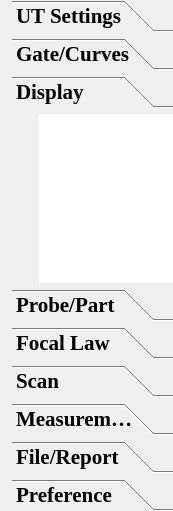
Old version of the form ui/menuwidget/firstsecondmenuwidget.ui in the repository 15903016222/Voice.
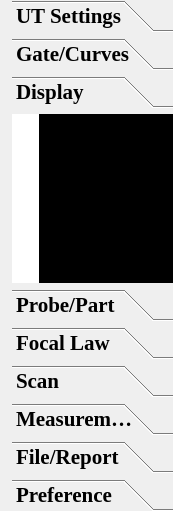
New version of the form. The open tabs and pages were chosen to show the change. Icons and pictures are not drawn.

Commit message: Fixed：修改“双击二级菜单列表中的某一行能修改文字”的问题

Patch:
```diff
--- a/ui/menuwidget/firstsecondmenuwidget.ui
+++ b/ui/menuwidget/firstsecondmenuwidget.ui
@@ -72,7 +72,7 @@
 background: qlineargradient(x1: 0, y1: 0, x2: 0, y2: 1,
 stop: 0 #E1E1E1, stop: 0.4 #DDDDDD,
 stop: 0.5 #D8D8D8, stop: 1.0 #D3D3D3);
-background-color: rgba(67, 67, 67, 0);
+background-color: rgba(0, 0, 0);
 border-radius: 5px;
 color: white;
 }
@@ -81,6 +81,14 @@
 border-image: url(:/file/resources/arrowUp.png);
 font: italic, &quot;Times New Roman&quot;, bold, 12px;
 color: red;
+}
+
+QToolBox QWidget {
+background-color: rgb(255, 255, 255);
+}
+
+QToolBox QListView {
+background-color: rgb(0, 0, 0);
 }</string>
         </property>
         <property name="frameShape">
@@ -212,8 +220,8 @@
           <rect>
            <x>0</x>
            <y>0</y>
-           <width>158</width>
-           <height>167</height>
+           <width>161</width>
+           <height>169</height>
           </rect>
          </property>
          <attribute name="label">
@@ -259,8 +267,17 @@
             <property name="frameShape">
              <enum>QFrame::NoFrame</enum>
             </property>
+            <property name="verticalScrollBarPolicy">
+             <enum>Qt::ScrollBarAlwaysOff</enum>
+            </property>
+            <property name="horizontalScrollBarPolicy">
+             <enum>Qt::ScrollBarAlwaysOff</enum>
+            </property>
+            <property name="editTriggers">
+             <set>QAbstractItemView::EditKeyPressed</set>
+            </property>
             <property name="spacing">
-             <number>8</number>
+             <number>6</number>
             </property>
            </widget>
           </item>
```
Left out of the diff: 116 changed lines with no effect on the pictures.
